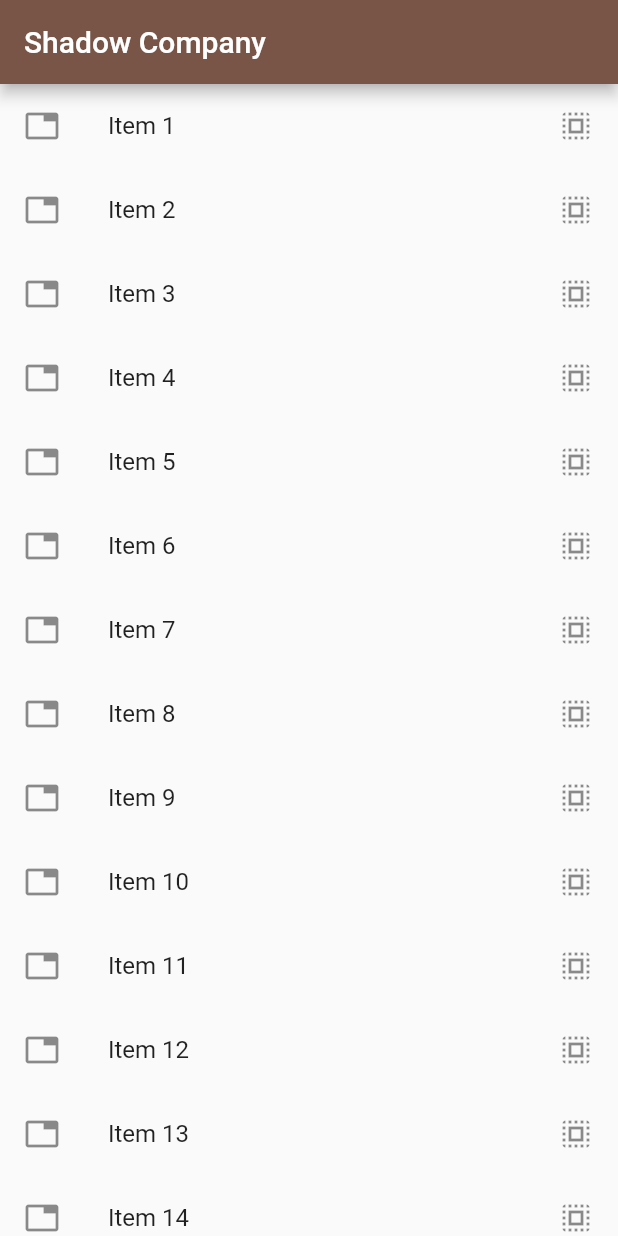
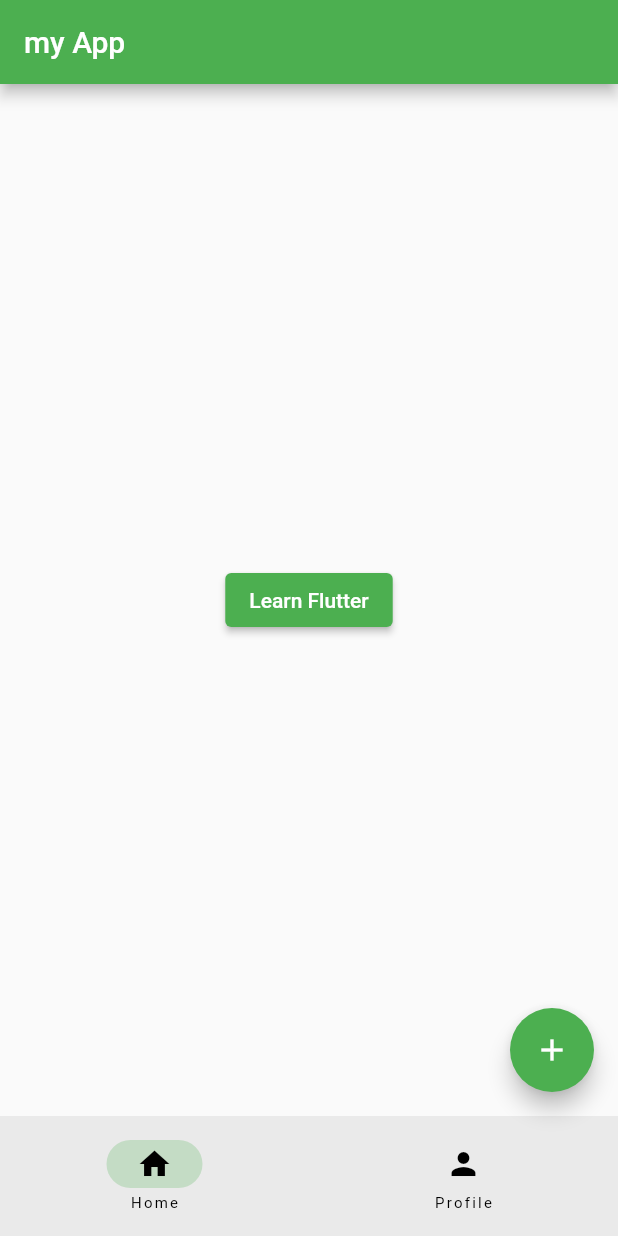
Before and after one commit to 3bdulra7manAmir/Learn-Flutter-App, a Flutter app: the screen it shows after launch, on a phone screen of 412 x 824 dp. Run offline on Flutter 3.47's test engine with Material 2 defaults, Android fonts, the phone set to English and light mode, and no system bars.

Commit message:
Initial commit

```diff
--- /dev/null
+++ b/lib/home_page.dart
@@ -0,0 +1,31 @@
+import 'package:flutter/material.dart';
+import 'package:taskn1/learn_flutter_page.dart';
+
+class HomePage extends StatelessWidget
+{
+  const HomePage({Key? key}) :super(key: key);
+
+  @override
+  Widget build(BuildContext context)
+  {
+    return Center
+      (
+      child: ElevatedButton
+        (
+        onPressed: ()
+        {
+          Navigator.of(context).push
+            (
+            MaterialPageRoute
+              (
+                builder: (BuildContext context)
+            {
+              return const LearnFlutterPage();
+            } ),
+            );
+        },
+        child: const Text('Learn Flutter'),
+      ),
+      );
+  }
+}
--- a/lib/main.dart
+++ b/lib/main.dart
@@ -1,55 +1,73 @@
 import 'package:flutter/material.dart';
+import 'package:taskn1/home_page.dart';
+import 'package:taskn1/profile_page.dart';
 
-void main() => runApp(const MyApp());
+void main()
+{
+  runApp(const MyApp());
+}
 
 class MyApp extends StatelessWidget
 {
-  const MyApp({Key? key}) : super(key: key);
-// This widget is the root
-// of your application.
+  const MyApp ({Key? key}):super(key: key);
+
   @override
-  Widget build(BuildContext context)
-  {
-    return MaterialApp
+  Widget build(BuildContext context){
+    return  MaterialApp
       (
-        title: "Shadow Company",
-        theme: ThemeData(primarySwatch: Colors.brown),
       debugShowCheckedModeBanner: false,
-        // home : new ListViewBuilder(), NO Need To Use Unnecessary New Keyword
-        home: const ListViewBuilder()
+      theme: ThemeData
+        (
+          primarySwatch: Colors.green
+        ),
+      home: const RootPage(),
       );
   }
 }
-
-const int itemNum = 20;
-
-class ListViewBuilder extends StatelessWidget
+class RootPage extends StatefulWidget
 {
-  const ListViewBuilder({Key? key}) : super(key: key);
-
+  const RootPage ({Key? key}) : super (key: key);
+  @override
+  State<RootPage> createState() => _RootPageState();
+}
+class _RootPageState extends State<RootPage>
+{
+  int currentPage = 0;
+  List<Widget> pages = const [HomePage(), ProfilePage()];
   @override
   Widget build(BuildContext context)
   {
     return Scaffold
       (
-      appBar: AppBar(title: const Text("Shadow Company")),
-      body: ListView.builder
+      appBar: AppBar
         (
-          itemCount: itemNum,
-          itemBuilder: (BuildContext context, int index)
+        title: const Text('my App'),
+        ),
+      body: pages[currentPage],
+      floatingActionButton: FloatingActionButton
+        (
+        onPressed: ()
         {
-            return ListTile
+          debugPrint('Floating Action Button');
+        },
+        child: const Icon(Icons.add),
+        ),
+      bottomNavigationBar: NavigationBar
         (
-                title: Text('Item ${(index + 1)}'),
-                leading: const Icon(Icons.tab),
-                trailing: const Icon(Icons.select_all),
-            onTap: ()
+        destinations: const
+        [
+          NavigationDestination(icon: Icon(Icons.home), label: 'Home'),
+          NavigationDestination(icon: Icon(Icons.person), label: 'Profile'),
+        ],
+        onDestinationSelected: (int index)
         {
-      debugPrint('Item ${(index + 1)}} selected');
+          setState(()
+          {
+            currentPage = index;
+          });
         },
-            );
-    },
-    )
+        selectedIndex: currentPage,
+        ),
       );
   }
 }
--- a/pubspec.yaml
+++ b/pubspec.yaml
@@ -61,6 +61,10 @@ flutter:
 
   # To add assets to your application, add an assets section, like this:
   # assets:
+
+  assets:
+    - images/
+
   #   - images/a_dot_burr.jpeg
   #   - images/a_dot_ham.jpeg
 
```
Also changed, not shown: lib/learn_flutter_page.dart (added, +154 -0 lines), lib/profile_page.dart (added, +29 -0 lines), images/new_era_mw2.jpg (added), 1 other file. Lines whose indentation alone changed are shown as unchanged.
